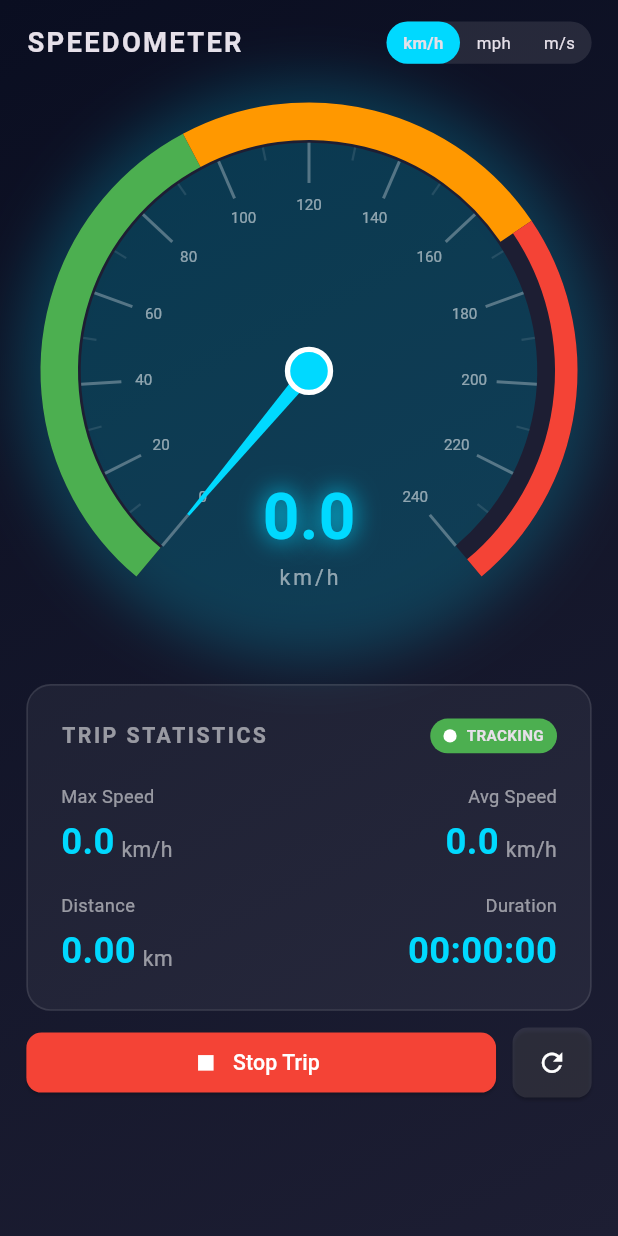
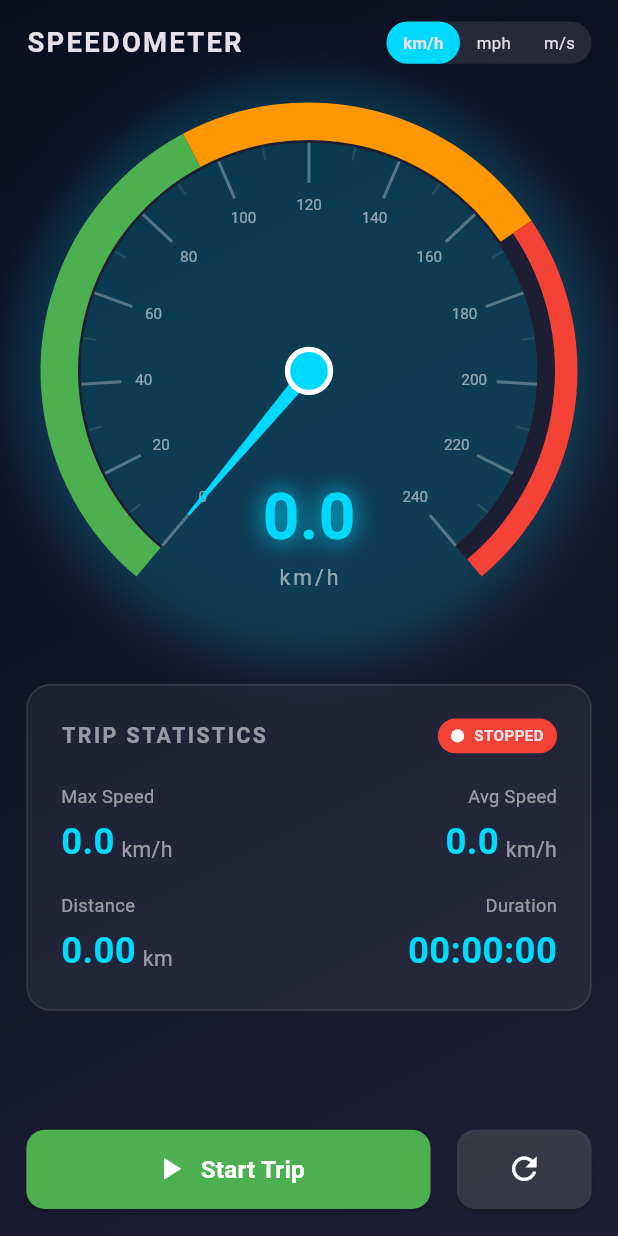
Before and after one commit to Iamsakeeb10/track-speed, a Flutter app: the first screen one second after launch, on a phone screen of 412 x 824 dp. Run offline on Flutter 3.47's test engine with Material 3 defaults, Android fonts, the phone set to English and light mode, and no system bars; drawn by our look-alikes of syncfusion_flutter_gauges; our stand-ins replace flutter_screenutil, geolocator.

Commit message:
fixed issues

```diff
--- a/lib/main.dart
+++ b/lib/main.dart
@@ -154,7 +154,7 @@ class _SpeedometerScreenState extends State<SpeedometerScreen>
         _errorMessage = null;
       });
 
-      _startTracking();
+      // _startTracking();
     } catch (e) {
       setState(() {
         _errorMessage = 'Error: ${e.toString()}';
@@ -163,40 +163,75 @@ class _SpeedometerScreenState extends State<SpeedometerScreen>
     }
   }
 
-  void _startTracking() {
-    if (_isTracking) return;
+  void _startTracking() async {
+    if (_isTracking) return; // prevent duplicate sessions
 
+    // 🔐 Request permission safely
+    final permission = await Geolocator.requestPermission();
+    if (permission == LocationPermission.denied ||
+        permission == LocationPermission.deniedForever) {
+      debugPrint('Location permission denied');
+      return;
+    }
+
+    // 🕒 Initialize trip
     setState(() {
       _isTracking = true;
       _tripData.startTime = DateTime.now();
+      _tripData.endTime = null;
     });
 
+    // 🧭 Cancel old stream/timer if still active (safety)
+    _positionStream?.cancel();
     _durationTimer?.cancel();
-    _durationTimer = Timer.periodic(const Duration(seconds: 1), (_) {
-      if (_isTracking) setState(() {});
+
+    // ⏱️ Start duration timer
+    _durationTimer = Timer.periodic(const Duration(seconds: 1), (timer) {
+      if (!_isTracking) {
+        timer.cancel();
+        return;
+      }
+      setState(() {}); // triggers UI time updates
     });
 
+    // 📍 Start location updates
     _positionStream =
         Geolocator.getPositionStream(
           locationSettings: const LocationSettings(
             accuracy: LocationAccuracy.bestForNavigation,
-            distanceFilter: 3,
+            distanceFilter: 0,
           ),
         ).listen((Position position) {
+          if (!_isTracking) return; // ignore if stopped
           _updatePosition(position);
         });
+
+    debugPrint('✅ Tracking started at ${_tripData.startTime}');
   }
 
   void _stopTracking() {
+    // 🛑 Stop location & timer
     _positionStream?.cancel();
+    _positionStream = null;
+
     _durationTimer?.cancel();
+    _durationTimer = null;
+
+    // 🧭 Mark end of trip
     setState(() {
       _isTracking = false;
       _tripData.endTime = DateTime.now();
+      _speed = 0; // reset current speed
     });
+
+    debugPrint('🛑 Tracking stopped at ${_tripData.endTime}');
   }
 
   void _resetTrip() {
+    if (_isTracking) {
+      _stopTracking();
+    }
+
     setState(() {
       _tripData.reset();
       _speed = 0;
@@ -373,10 +408,17 @@ class _SpeedometerScreenState extends State<SpeedometerScreen>
                     SizedBox(height: 10.h),
 
                     // Control buttons
-                    _buildControlButtons(),
+                    // _buildControlButtons(),
                   ],
                 ),
               ),
+            ),
+
+            Positioned(
+              left: 16.w,
+              right: 16.w,
+              bottom: MediaQuery.of(context).padding.bottom + 16,
+              child: _buildControlButtons(),
             ),
 
             // Speed warning overlay
@@ -824,43 +866,45 @@ class _SpeedometerScreenState extends State<SpeedometerScreen>
 
   Widget _buildControlButtons() {
     return Container(
-      height: 48.h,
+      height: 56.h, // slightly taller for better touch target
       child: Row(
         children: [
           Expanded(
+            flex: 3,
             child: ElevatedButton.icon(
               onPressed: _isTracking ? _stopTracking : _startTracking,
               icon: Icon(
                 _isTracking ? Icons.stop : Icons.play_arrow,
-                size: 20.sp,
+                size: 24.sp, // bigger icon
               ),
               label: Text(
                 _isTracking ? 'Stop Trip' : 'Start Trip',
-                style: TextStyle(fontSize: 14.sp),
+                style: TextStyle(fontSize: 16.sp, fontWeight: FontWeight.bold),
               ),
               style: ElevatedButton.styleFrom(
                 backgroundColor: _isTracking ? Colors.red : Colors.green,
                 foregroundColor: Colors.white,
+                padding: EdgeInsets.symmetric(vertical: 14.h),
                 shape: RoundedRectangleBorder(
-                  borderRadius: BorderRadius.circular(10.r),
+                  borderRadius: BorderRadius.circular(12.r),
                 ),
               ),
             ),
           ),
-          SizedBox(width: 10.w),
-          SizedBox(
-            width: 48.w,
+          SizedBox(width: 16.w), // more spacing
+          Expanded(
+            flex: 1,
             child: ElevatedButton(
               onPressed: _resetTrip,
               style: ElevatedButton.styleFrom(
-                backgroundColor: Colors.white.withOpacity(0.1),
+                backgroundColor: Colors.white.withOpacity(0.15),
                 foregroundColor: Colors.white,
-                padding: EdgeInsets.all(12.w),
+                padding: EdgeInsets.symmetric(vertical: 14.h),
                 shape: RoundedRectangleBorder(
-                  borderRadius: BorderRadius.circular(10.r),
+                  borderRadius: BorderRadius.circular(12.r),
                 ),
               ),
-              child: Icon(Icons.refresh, size: 20.sp),
+              child: Icon(Icons.refresh, size: 24.sp), // bigger icon
             ),
           ),
         ],
```
Also changed, not shown: 3 other files.
